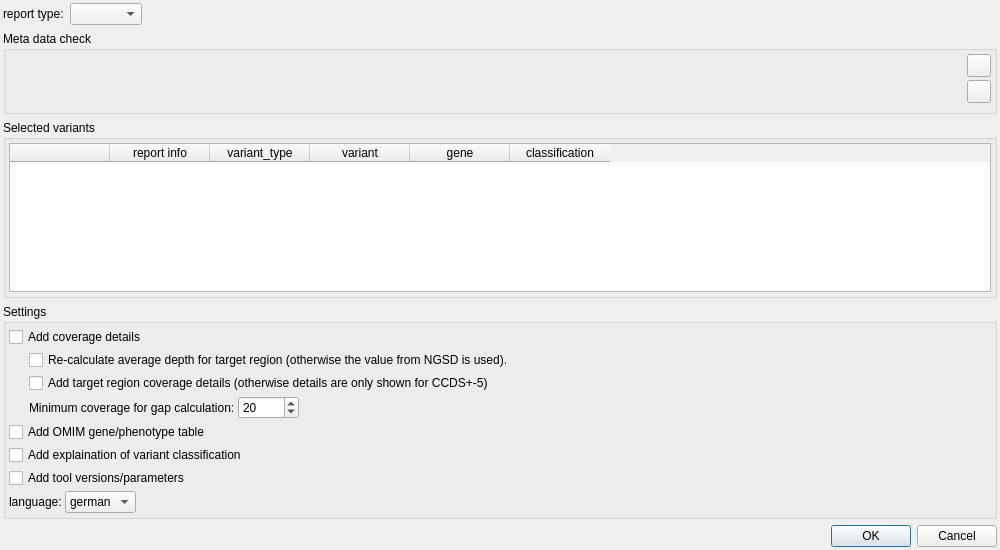
Above: src/GSvar/ReportDialog.ui from imgag/ngs-bits before the change. Below: the same form after it.
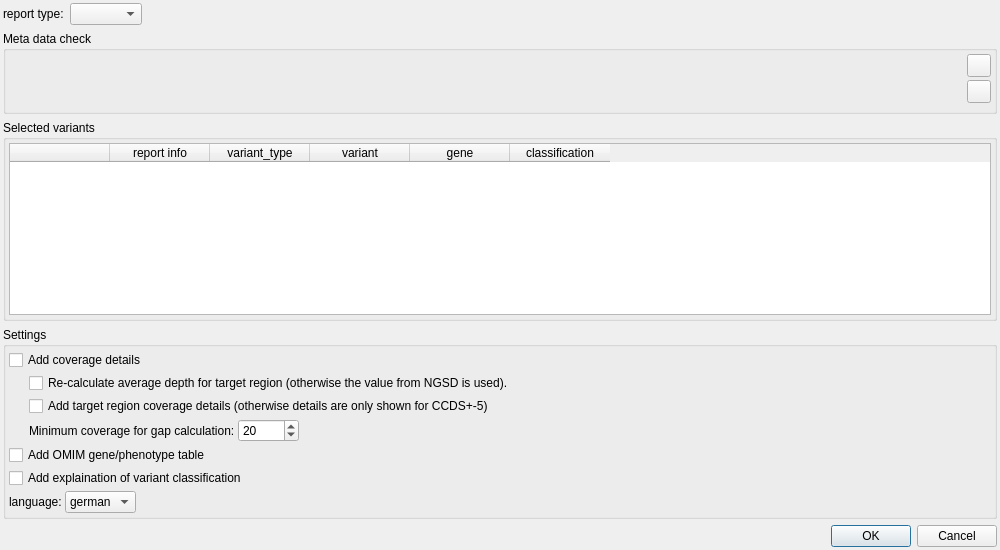
That is the form after the change. Icons and pictures are not drawn.

Diff of the .ui file:
```diff
--- a/src/GSvar/ReportDialog.ui
+++ b/src/GSvar/ReportDialog.ui
@@ -430,13 +430,6 @@
         </property>
        </widget>
       </item>
-      <item>
-       <widget class="QCheckBox" name="tool_details">
-        <property name="text">
-         <string>Add tool versions/parameters</string>
-        </property>
-       </widget>
-      </item>
       <item>
        <layout class="QHBoxLayout" name="horizontalLayout_6">
         <item>
```
